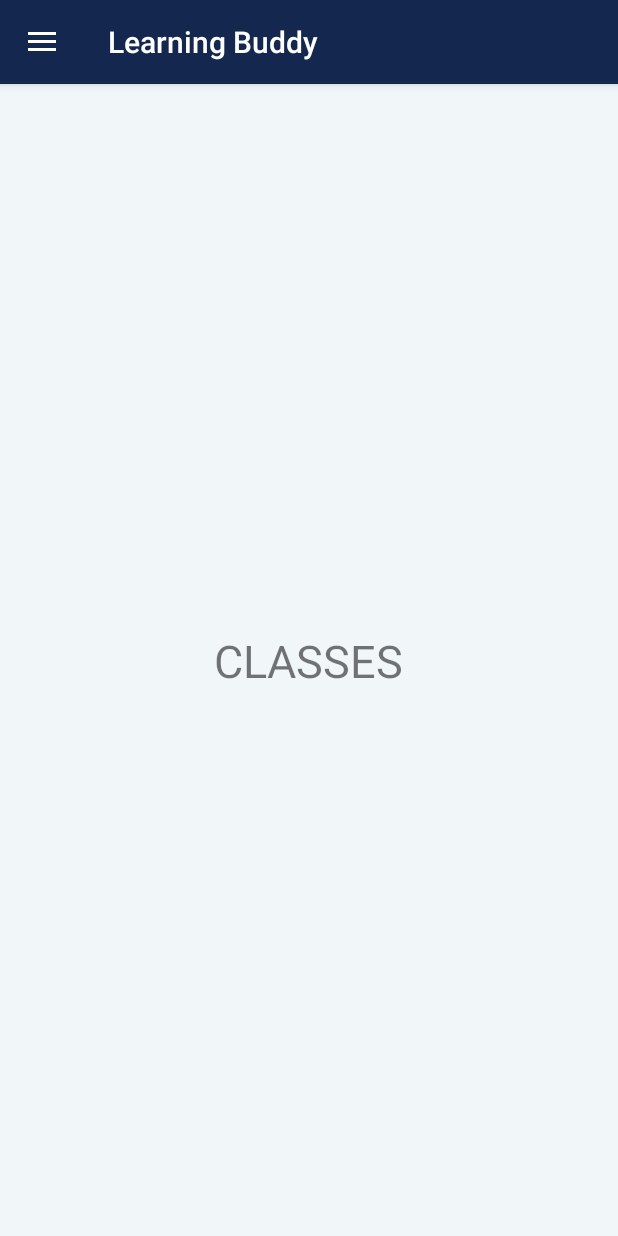
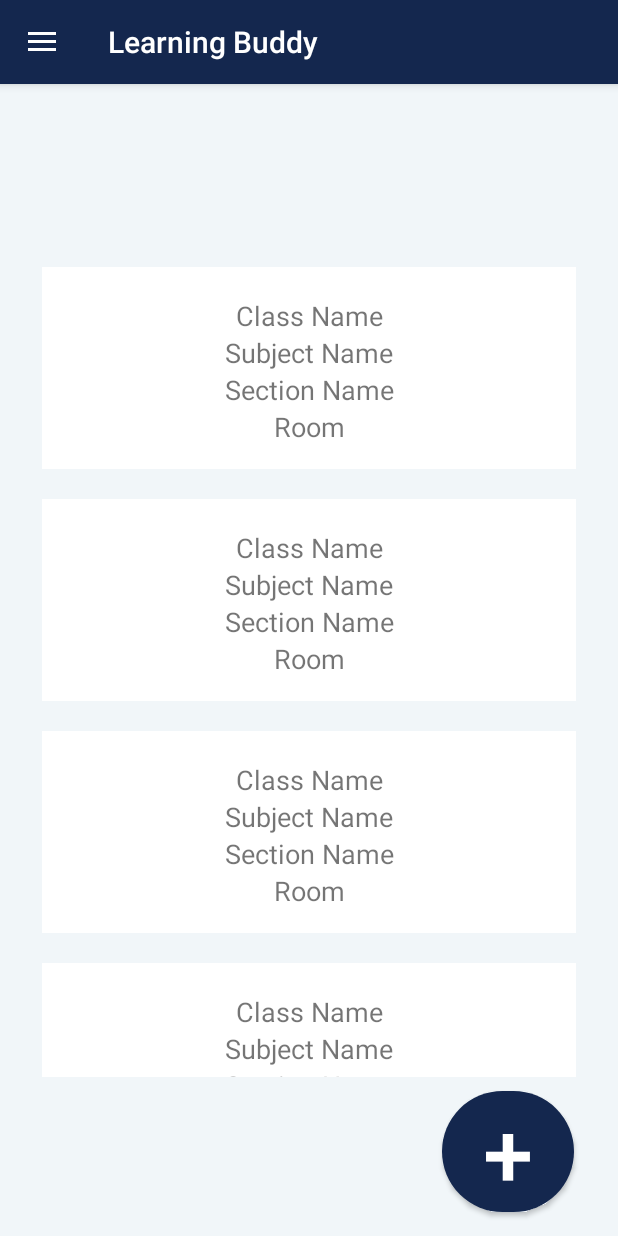
Before and after one commit to meriflor/test002, an Android app: the fragment ClassesFragment placed in its activity, on a phone screen of 412 x 824 dp. Run offline under Robolectric (Android 15) with nearby library versions, the phone set to English and light mode, and no system bars.

```diff
--- /dev/null
+++ b/app/src/main/java/com/project/test002/ClassesAdapter.java
@@ -0,0 +1,60 @@
+package com.project.test002;
+
+import android.view.LayoutInflater;
+import android.view.View;
+import android.view.ViewGroup;
+import android.widget.TextView;
+
+import androidx.annotation.NonNull;
+import androidx.recyclerview.widget.RecyclerView;
+
+import java.util.List;
+
+public class ClassesAdapter extends RecyclerView.Adapter<ClassesAdapter.ViewHolder>{
+
+    private List<ClassesModel> ClassesModelList;
+
+    public ClassesAdapter(List<ClassesModel> classesModelList) {
+        ClassesModelList = classesModelList;
+    }
+
+    @NonNull
+    @Override
+    public ClassesAdapter.ViewHolder onCreateViewHolder(@NonNull ViewGroup parent, int viewType) {
+
+        View view = LayoutInflater.from(parent.getContext()).inflate(R.layout.classes_item_layout,parent, false);
+
+
+        return new ViewHolder(view);
+    }
+
+    @Override
+    public void onBindViewHolder(@NonNull ClassesAdapter.ViewHolder holder, int position) {
+        holder.setData();
+    }
+
+    @Override
+    public int getItemCount() {
+        return ClassesModelList.size();
+    }
+
+    public class ViewHolder extends RecyclerView.ViewHolder {
+        private TextView className;
+        private TextView subjectName;
+        private TextView sectionName;
+        private TextView classRoom;
+
+        public ViewHolder(@NonNull View itemView) {
+            super(itemView);
+
+            className = itemView.findViewById(R.id.etClassName);
+            subjectName = itemView.findViewById(R.id.etSubject);
+            sectionName = itemView.findViewById(R.id.etSection);
+            classRoom = itemView.findViewById(R.id.etRoom);
+
+        }
+        private void setData(){
+
+        }
+    }
+}
--- a/app/src/main/java/com/project/test002/ClassesFragment.java
+++ b/app/src/main/java/com/project/test002/ClassesFragment.java
@@ -4,14 +4,83 @@ import android.os.Bundle;
 import android.view.LayoutInflater;
 import android.view.View;
 import android.view.ViewGroup;
+import android.widget.Button;
+import android.widget.TextView;
 
 import androidx.annotation.Nullable;
 import androidx.fragment.app.Fragment;
+import androidx.fragment.app.FragmentTransaction;
+import androidx.recyclerview.widget.LinearLayoutManager;
+import androidx.recyclerview.widget.RecyclerView;
+
+import java.util.ArrayList;
+import java.util.List;
 
 public class ClassesFragment extends Fragment {
+
+    private RecyclerView classesView;
+    private TextView className,classSubject,classSection,classRoom;
+    private List<ClassesModel> classesModelList;
+
+
+    //public ClassesFragment(){
+        // This is an Empty constructor
+   // }
+
     @Nullable
     @Override
+
     public View onCreateView(LayoutInflater inflater, @Nullable ViewGroup container, @Nullable Bundle savedInstanceState){
-        return inflater.inflate(R.layout.fragment_classes, container, false);
+        View view =  inflater.inflate(R.layout.fragment_classes, container, false);
+
+
+
+
+        Button btnCreateClassFragment = (Button) view.findViewById(R.id.createClassBtn);
+        btnCreateClassFragment.setOnClickListener(new View.OnClickListener() {
+            @Override
+            public void onClick(View view) {
+                FragmentTransaction fr = getFragmentManager().beginTransaction();
+                fr.replace(R.id.fragment_container,new CreateClassFragment());
+                fr.commit();
+            }
+        });
+
+
+
+        classesView = (RecyclerView) view.findViewById(R.id.classes_recyclerview) ;
+
+        LinearLayoutManager layoutManager = new LinearLayoutManager(getContext());
+        layoutManager.setOrientation(RecyclerView.VERTICAL);
+        classesView.setLayoutManager(layoutManager);
+
+
+        loadClassesData();
+
+        ClassesAdapter adapter = new ClassesAdapter(classesModelList);
+        classesView.setAdapter(adapter);
+
+
+
+        initViews(view);
+        return view;
     }
+
+    private void loadClassesData() {
+        classesModelList = new ArrayList<>();
+        classesModelList.add(new ClassesModel("bscs","programming","A","02"));
+        classesModelList.add(new ClassesModel("bscs","data structures and algorithm","A","02"));
+        classesModelList.add(new ClassesModel("bscs","cyber security","A","02"));
+        classesModelList.add(new ClassesModel("bscs","software engineering","A","02"));
+    }
+
+    private void initViews(View view) {
+        className = (TextView)view.findViewById(R.id.etClassName);
+        classSubject = (TextView)view.findViewById(R.id.etSubject);
+        classSection=(TextView)view.findViewById(R.id.etSection);
+        classRoom = (TextView)view.findViewById(R.id.etRoom);
+
+    }
+
+
 }
--- /dev/null
+++ b/app/src/main/java/com/project/test002/ClassesModel.java
@@ -0,0 +1,45 @@
+package com.project.test002;
+
+public class ClassesModel {
+    private String mClassName;
+    private String mClassSubject;
+    private String mClassSection;
+    private String mClassRoom;
+
+    public ClassesModel(String mClassName, String mClassSubject, String mClassSection, String mClassRoom) {
+        this.mClassName = mClassName;
+        this.mClassSubject = mClassSubject;
+        this.mClassSection = mClassSection;
+        this.mClassRoom = mClassRoom;
+    }
+
+    public String getMClassName() {
+        return mClassName;
+    }
+    public void setMClassName(String mClassName) {
+        this.mClassName = mClassName;
+    }
+
+    public String getMClassSubject() {
+        return mClassSubject;
+    }
+    public void setMClassSubject(String mClassSubject) {
+        this.mClassSubject = mClassSubject;
+    }
+
+    public String getMClassSection() {
+        return mClassSection;
+    }
+    public void setMClassSection(String mClassSection) {
+        this.mClassSection = mClassSection;
+    }
+
+    public String getMClassRoom() {
+        return mClassRoom;
+    }
+    public void setMClassRoom(String mClassRoom) {
+        this.mClassRoom = mClassRoom;
+    }
+
+
+}
--- a/app/src/main/java/com/project/test002/SignIn.java
+++ b/app/src/main/java/com/project/test002/SignIn.java
@@ -16,6 +16,7 @@ import com.google.android.gms.tasks.OnCompleteListener;
 import com.google.android.gms.tasks.Task;
 import com.google.firebase.auth.AuthResult;
 import com.google.firebase.auth.FirebaseAuth;
+import com.google.firebase.firestore.FirebaseFirestore;
 
 public class SignIn extends AppCompatActivity {
 
@@ -38,6 +39,7 @@ public class SignIn extends AppCompatActivity {
         et_email = findViewById(R.id.et_email);
         et_password = findViewById(R.id.et_password);
         mAuth = FirebaseAuth.getInstance();
+        DbQuery.g_firestore = FirebaseFirestore.getInstance();
         mLoadingBar = new ProgressDialog(SignIn.this);
 
 
--- a/app/src/main/java/com/project/test002/SplashScreen.java
+++ b/app/src/main/java/com/project/test002/SplashScreen.java
@@ -6,13 +6,19 @@ import android.content.Intent;
 import android.os.Bundle;
 import android.os.Handler;
 
+import com.google.firebase.auth.FirebaseAuth;
+import com.google.firebase.firestore.FirebaseFirestore;
+
 public class SplashScreen extends AppCompatActivity {
 
+        private FirebaseAuth mAuth;
     @Override
     protected void onCreate(Bundle savedInstanceState) {
         super.onCreate(savedInstanceState);
         setContentView(R.layout.activity_splash_screen);
 
+        mAuth = FirebaseAuth.getInstance();
+        DbQuery.g_firestore = FirebaseFirestore.getInstance();
         new Handler().postDelayed(new Runnable() {
             @Override
             public void run() {
--- /dev/null
+++ b/app/src/main/res/drawable/buttoncreateclass.xml
@@ -0,0 +1,6 @@
+<?xml version="1.0" encoding="utf-8"?>
+<shape xmlns:android="http://schemas.android.com/apk/res/android">
+
+    <solid android:color="@color/blue"/>
+    <corners android:radius="500dp"/>
+</shape>
--- a/app/src/main/res/layout/activity_create_an_account.xml
+++ b/app/src/main/res/layout/activity_create_an_account.xml
@@ -98,7 +98,7 @@
 
     <Button
         android:id="@+id/btn_signup"
-        android:layout_width="250dp"
+        android:layout_width="0dp"
         android:layout_height="wrap_content"
         android:layout_marginTop="16dp"
         android:background="@drawable/button"
--- /dev/null
+++ b/app/src/main/res/layout/classes_item_layout.xml
@@ -0,0 +1,53 @@
+<?xml version="1.0" encoding="utf-8"?>
+<LinearLayout xmlns:android="http://schemas.android.com/apk/res/android"
+    xmlns:tools="http://schemas.android.com/tools"
+    android:layout_width="match_parent"
+    android:layout_height="wrap_content"
+    android:paddingBottom="16dp"
+    android:background="@color/white"
+    android:layout_marginTop="10dp"
+    android:layout_marginLeft="20dp"
+    android:layout_marginRight="20dp"
+    android:layout_marginBottom="10dp"
+
+    android:orientation="vertical">
+    <TextView
+        android:layout_marginTop="20dp"
+        android:id="@+id/tv_className"
+        android:layout_width="match_parent"
+        android:layout_height="wrap_content"
+        android:textAlignment="center"
+        android:textSize="18sp"
+        android:text="Class Name"/>
+
+    <TextView
+        android:id="@+id/tv_subjectName"
+        android:layout_width="match_parent"
+        android:layout_height="wrap_content"
+        android:textAlignment="center"
+        android:text="Subject Name"
+        android:textSize="18sp"
+        tools:layout_editor_absoluteX="-16dp"
+        tools:layout_editor_absoluteY="150dp" />
+
+    <TextView
+        android:id="@+id/tv_sectionName"
+        android:layout_width="match_parent"
+        android:layout_height="wrap_content"
+        android:textAlignment="center"
+        android:text="Section Name"
+        android:textSize="18sp"
+        tools:layout_editor_absoluteX="-16dp"
+        tools:layout_editor_absoluteY="234dp" />
+
+    <TextView
+        android:id="@+id/tv_Room"
+        android:layout_width="match_parent"
+        android:layout_height="wrap_content"
+        android:text="Room"
+        android:textSize="18sp"
+        android:textAlignment="center"
+        tools:layout_editor_absoluteX="0dp"
+        tools:layout_editor_absoluteY="400dp" />
+
+</LinearLayout>
--- a/app/src/main/res/layout/fragment_classes.xml
+++ b/app/src/main/res/layout/fragment_classes.xml
@@ -1,19 +1,50 @@
 <?xml version="1.0" encoding="utf-8"?>
 <androidx.constraintlayout.widget.ConstraintLayout xmlns:android="http://schemas.android.com/apk/res/android"
+    xmlns:tools="http://schemas.android.com/tools"
     android:layout_width="match_parent"
     android:layout_height="match_parent"
     xmlns:app="http://schemas.android.com/apk/res-auto"
-    android:background="#F1F6F9">
+    android:background="#F1F6F9"
+    >
+    <FrameLayout
+        android:id="@+id/frameLayout"
+        android:layout_width="match_parent"
+        android:layout_height="550dp"
+        android:layout_marginBottom="9dp"
+        android:orientation="vertical"
+        app:layout_constraintBottom_toTopOf="@+id/createClassBtn"
+        app:layout_constraintEnd_toEndOf="parent"
+        app:layout_constraintStart_toStartOf="parent">
 
-    <TextView
-        android:id="@+id/text"
+
+        <androidx.recyclerview.widget.RecyclerView
+            android:id="@+id/classes_recyclerview"
+            android:layout_width="match_parent"
+            android:layout_height="550dp"
+            android:layout_marginLeft="8dp"
+            android:layout_marginRight="8dp"
+            android:orientation="vertical">
+
+
+        </androidx.recyclerview.widget.RecyclerView>
+
+    </FrameLayout>
+
+    <Button
+        android:id="@+id/createClassBtn"
         android:layout_width="wrap_content"
         android:layout_height="wrap_content"
-        android:text="CLASSES"
-        android:textSize="30sp"
-        app:layout_constraintStart_toStartOf="parent"
+        android:layout_gravity="bottom"
+        android:layout_marginStart="294dp"
+        android:layout_marginEnd="29dp"
+        android:layout_marginBottom="16dp"
+        android:background="@drawable/buttoncreateclass"
+        android:text="+"
+        android:textColor="@color/white"
+        android:textSize="60sp"
+        app:layout_constraintBottom_toBottomOf="parent"
         app:layout_constraintEnd_toEndOf="parent"
-        app:layout_constraintTop_toTopOf="parent"
-        app:layout_constraintBottom_toBottomOf="parent"/>
+        app:layout_constraintStart_toStartOf="parent" />
+
 
 </androidx.constraintlayout.widget.ConstraintLayout>
--- a/app/src/main/res/values-night/themes.xml
+++ b/app/src/main/res/values-night/themes.xml
@@ -1,6 +1,6 @@
 <resources xmlns:tools="http://schemas.android.com/tools">
     <!-- Base application theme. -->
-    <style name="Theme.Test002" parent="Theme.MaterialComponents.DayNight.DarkActionBar">
+    <style name="Theme.Test002" parent="Theme.AppCompat.DayNight.NoActionBar">
         <!-- Primary brand color. -->
         <item name="colorPrimary">@color/purple_200</item>
         <item name="colorPrimaryVariant">@color/purple_700</item>
--- a/app/src/main/res/values/strings.xml
+++ b/app/src/main/res/values/strings.xml
@@ -3,4 +3,6 @@
 
     <string name="nav_drawer_open">Open navigation drawer</string>
     <string name="nav_drawer_close">Close navigation drawer</string>
+    <!-- TODO: Remove or change this placeholder text -->
+    <string name="hello_blank_fragment">Hello blank fragment</string>
 </resources>
--- a/app/src/main/res/values/themes.xml
+++ b/app/src/main/res/values/themes.xml
@@ -1,6 +1,8 @@
 <resources xmlns:tools="http://schemas.android.com/tools">
     <!-- Base application theme. -->
-    <style name="Theme.Test002" parent="Theme.MaterialComponents.DayNight.DarkActionBar">
+
+    //Theme.MaterialComponents.DayNight.DarkActionBar -- this is the original
+    <style name="Theme.Test002" parent="Theme.AppCompat.DayNight.NoActionBar">
         <!-- Primary brand color. -->
         <item name="colorPrimary">@color/purple_500</item>
         <item name="colorPrimaryVariant">@color/purple_700</item>
```
Also changed, not shown: app/build.gradle (+8 -0 lines), app/src/main/java/com/project/test002/CreateAnAccount.java (+21 -4 lines), app/src/main/java/com/project/test002/CreateClassFragment.java (added, +38 -0 lines), app/src/main/java/com/project/test002/DbQuery.java (added, +50 -0 lines), app/src/main/java/com/project/test002/MyCompleteListener.java (added, +8 -0 lines), app/src/main/res/layout/fragment_create_class.xml (added, +66 -0 lines).
